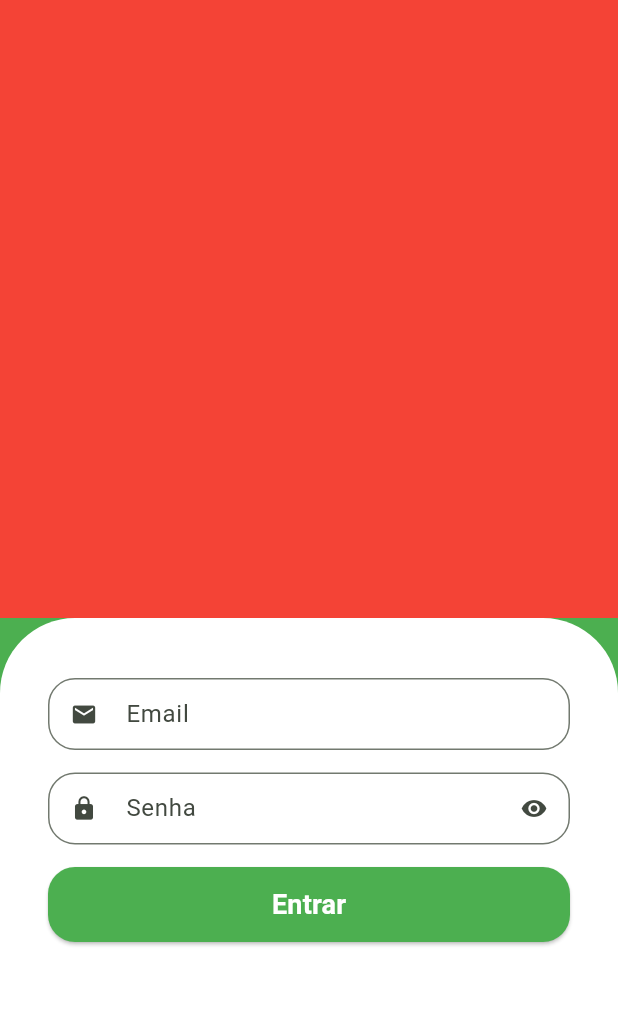
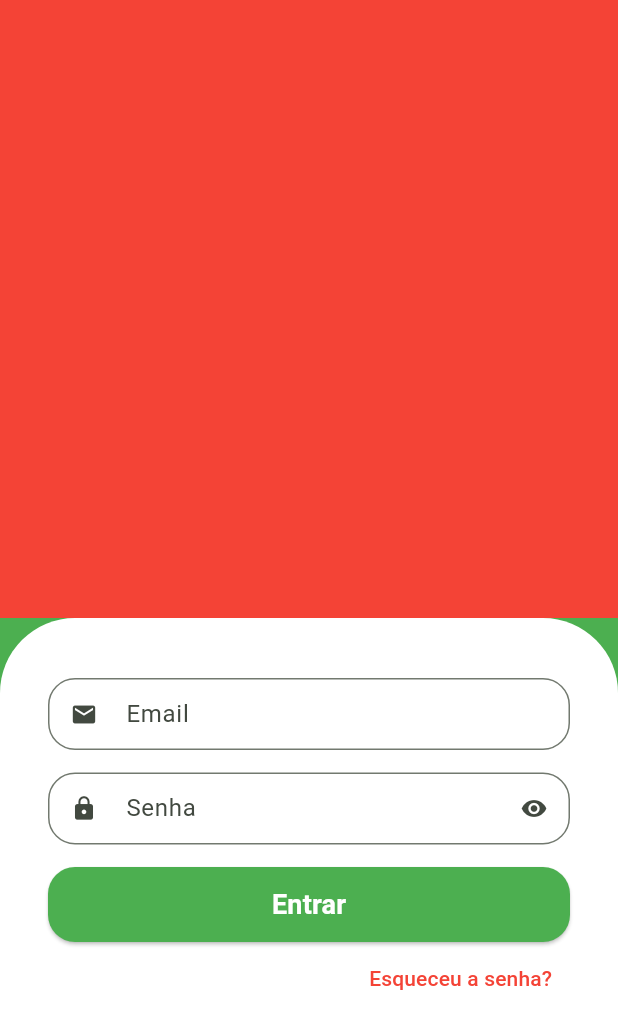
Before and after one commit to Miicchhel/FruitTrace, a Flutter app: the screen it shows after launch, on a phone screen of 412 x 824 dp. Shown: the top 1029 px of the screen. Run offline on Flutter 3.47's test engine with Material 3 defaults, Android fonts, the light colour scheme and no system bars.

Commit message:
criando o botão de "Esqueceu a senha"

```diff
--- a/lib/src/auth/sign_in_screen.dart
+++ b/lib/src/auth/sign_in_screen.dart
@@ -72,6 +72,20 @@ class _SignInScreenState extends State<SignInScreen> {
                       ),
                     ),
                   ),
+
+                  // btn Esqueceu a senha
+                  Align(
+                    alignment: Alignment.centerRight,
+                    child: TextButton(
+                      onPressed: () {},
+                      child: const Text(
+                        'Esqueceu a senha?',
+                        style: TextStyle(
+                          color: Colors.red,
+                        ),
+                      ),
+                    ),
+                  ),
                 ],
               ),
             ),
```
